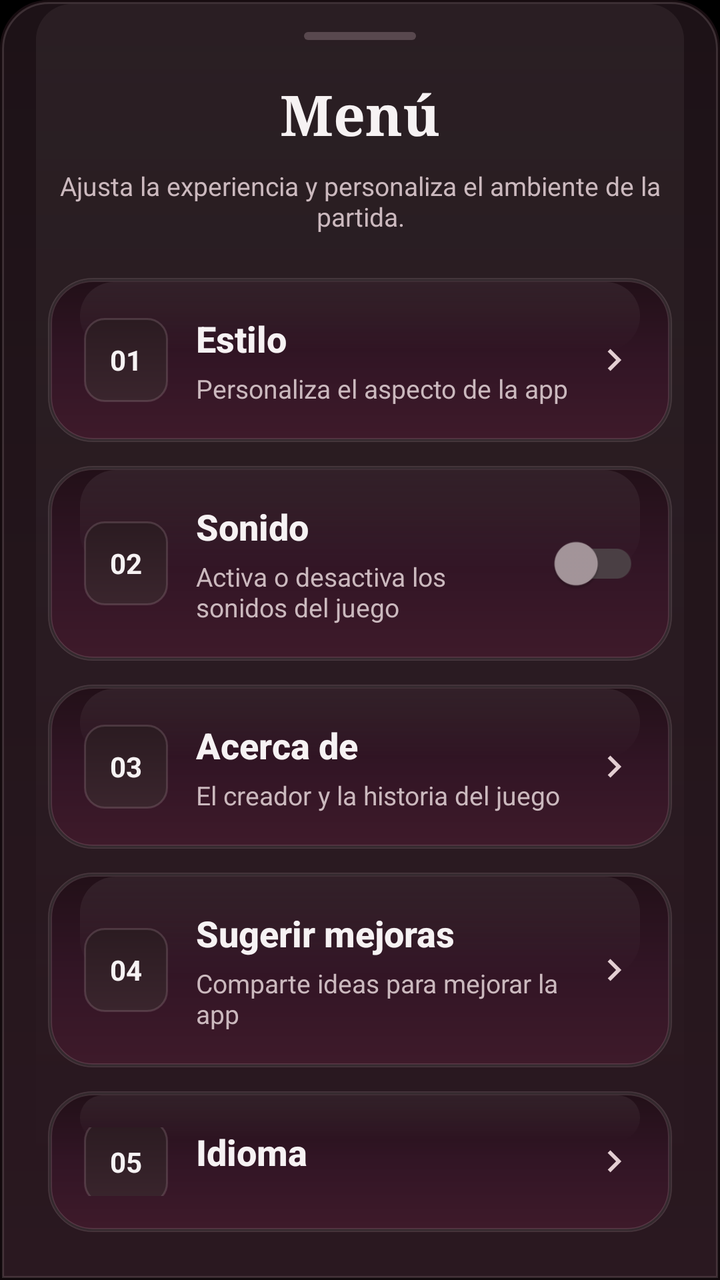
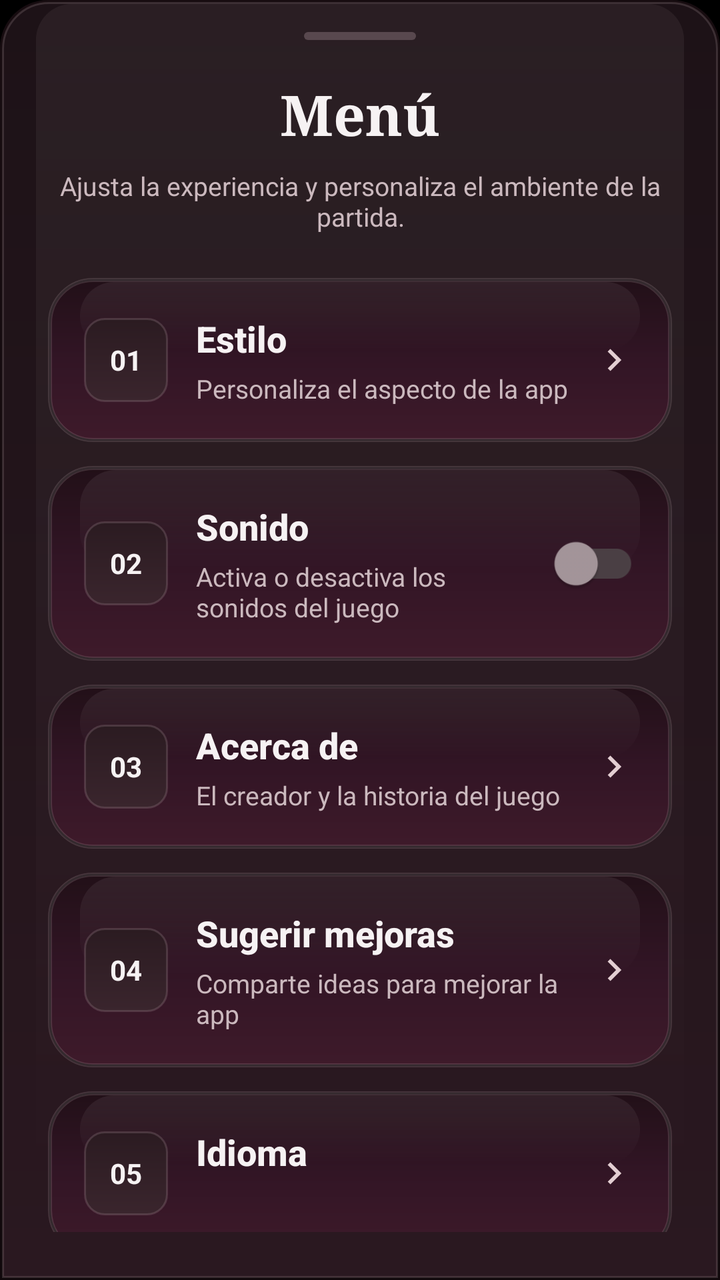

Before-and-after screenshots of an Android layout around one commit, followed by the original layout XML and the change that was made.
<!-- AndroidManifest.xml: application theme Theme.ImpostorGame -->
<!-- res/layout/bottomsheet_menu_carmesi.xml -->
<?xml version="1.0" encoding="utf-8"?>
<LinearLayout xmlns:android="http://schemas.android.com/apk/res/android"
    xmlns:app="http://schemas.android.com/apk/res-auto"
    android:id="@+id/rootBottomSheet"
    android:layout_width="match_parent"
    android:layout_height="wrap_content"
    android:background="@drawable/bg_carmesi_sheet"
    android:orientation="vertical"
    android:paddingStart="24dp"
    android:paddingTop="16dp"
    android:paddingEnd="24dp"
    android:paddingBottom="24dp">

    <View
        android:layout_width="56dp"
        android:layout_height="4dp"
        android:layout_gravity="center_horizontal"
        android:background="@drawable/bg_carmesi_handle" />

    <TextView
        android:id="@+id/txtMenuTitle"
        android:layout_width="match_parent"
        android:layout_height="wrap_content"
        android:layout_marginTop="18dp"
        android:fontFamily="serif"
        android:gravity="center"
        android:text="@string/menu_titulo"
        android:textColor="@color/carmesi_text_primary"
        android:textSize="28sp"
        android:textStyle="bold" />

    <TextView
        android:layout_width="match_parent"
        android:layout_height="wrap_content"
        android:layout_marginTop="8dp"
        android:gravity="center"
        android:text="@string/menu_carmesi_subtitulo"
        android:textColor="@color/carmesi_text_secondary"
        android:textSize="13sp" />

    <androidx.cardview.widget.CardView
        android:id="@+id/cardMenuEstilo"
        android:layout_width="match_parent"
        android:layout_height="wrap_content"
        android:layout_marginTop="22dp"
        android:clickable="true"
        android:focusable="true"
        app:cardBackgroundColor="@android:color/transparent"
        app:cardCornerRadius="20dp"
        app:cardElevation="0dp">

        <LinearLayout
            android:layout_width="match_parent"
            android:layout_height="wrap_content"
            android:background="@drawable/bg_card_main_red"
            android:gravity="center_vertical"
            android:orientation="horizontal"
            android:padding="18dp">

            <TextView
                android:layout_width="42dp"
                android:layout_height="42dp"
                android:background="@drawable/bg_carmesi_badge"
                android:gravity="center"
                android:text="01"
                android:textColor="@color/carmesi_text_primary"
                android:textStyle="bold" />

            <LinearLayout
                android:layout_width="0dp"
                android:layout_height="wrap_content"
                android:layout_marginStart="14dp"
                android:layout_weight="1"
                android:orientation="vertical">

                <TextView
                    android:layout_width="wrap_content"
                    android:layout_height="wrap_content"
                    android:fontFamily="sans-serif-medium"
                    android:text="@string/menu_estilo"
                    android:textColor="@color/carmesi_text_primary"
                    android:textSize="18sp"
                    android:textStyle="bold" />

                <TextView
                    android:layout_width="wrap_content"
                    android:layout_height="wrap_content"
                    android:layout_marginTop="4dp"
                    android:text="@string/menu_estilo_desc"
                    android:textColor="@color/carmesi_text_secondary"
                    android:textSize="13sp" />
            </LinearLayout>

            <ImageView
                android:layout_width="22dp"
                android:layout_height="22dp"
                android:src="@drawable/chevron_right_24"
                app:tint="@color/carmesi_rose" />
        </LinearLayout>
    </androidx.cardview.widget.CardView>

    <androidx.cardview.widget.CardView
        android:id="@+id/cardMenuSonido"
        android:layout_width="match_parent"
        android:layout_height="wrap_content"
        android:layout_marginTop="12dp"
        app:cardBackgroundColor="@android:color/transparent"
        app:cardCornerRadius="20dp"
        app:cardElevation="0dp">

        <LinearLayout
            android:layout_width="match_parent"
            android:layout_height="wrap_content"
            android:background="@drawable/bg_card_main_red"
            android:gravity="center_vertical"
            android:orientation="horizontal"
            android:padding="18dp">

            <TextView
                android:layout_width="42dp"
                android:layout_height="42dp"
                android:background="@drawable/bg_carmesi_badge"
                android:gravity="center"
                android:text="02"
                android:textColor="@color/carmesi_text_primary"
                android:textStyle="bold" />

            <LinearLayout
                android:layout_width="0dp"
                android:layout_height="wrap_content"
                android:layout_marginStart="14dp"
                android:layout_weight="1"
                android:orientation="vertical">

                <TextView
                    android:layout_width="wrap_content"
                    android:layout_height="wrap_content"
                    android:fontFamily="sans-serif-medium"
                    android:text="@string/menu_sonido"
                    android:textColor="@color/carmesi_text_primary"
                    android:textSize="18sp"
                    android:textStyle="bold" />

                <TextView
                    android:layout_width="wrap_content"
                    android:layout_height="wrap_content"
                    android:layout_marginTop="4dp"
                    android:text="@string/menu_sonido_desc"
                    android:textColor="@color/carmesi_text_secondary"
                    android:textSize="13sp" />
            </LinearLayout>

            <com.google.android.material.switchmaterial.SwitchMaterial
                android:id="@+id/switchSonidoMenu"
                android:layout_width="wrap_content"
                android:layout_height="wrap_content"
                android:layout_marginStart="12dp"
                android:scaleX="1.08"
                android:scaleY="1.08"
                app:useMaterialThemeColors="false"
                app:thumbTint="@color/carmesi_switch_thumb"
                app:trackTint="@color/carmesi_switch_track" />
        </LinearLayout>
    </androidx.cardview.widget.CardView>

    <androidx.cardview.widget.CardView
        android:id="@+id/cardMenuAcercaDe"
        android:layout_width="match_parent"
        android:layout_height="wrap_content"
        android:layout_marginTop="12dp"
        android:clickable="true"
        android:focusable="true"
        app:cardBackgroundColor="@android:color/transparent"
        app:cardCornerRadius="20dp"
        app:cardElevation="0dp">

        <LinearLayout
            android:layout_width="match_parent"
            android:layout_height="wrap_content"
            android:background="@drawable/bg_card_main_red"
            android:gravity="center_vertical"
            android:orientation="horizontal"
            android:padding="18dp">

            <TextView
                android:layout_width="42dp"
                android:layout_height="42dp"
                android:background="@drawable/bg_carmesi_badge"
                android:gravity="center"
                android:text="03"
                android:textColor="@color/carmesi_text_primary"
                android:textStyle="bold" />

            <LinearLayout
                android:layout_width="0dp"
                android:layout_height="wrap_content"
                android:layout_marginStart="14dp"
                android:layout_weight="1"
                android:orientation="vertical">

                <TextView
                    android:layout_width="wrap_content"
                    android:layout_height="wrap_content"
                    android:fontFamily="sans-serif-medium"
                    android:text="@string/menu_acerca"
                    android:textColor="@color/carmesi_text_primary"
                    android:textSize="18sp"
                    android:textStyle="bold" />

                <TextView
                    android:layout_width="wrap_content"
                    android:layout_height="wrap_content"
                    android:layout_marginTop="4dp"
                    android:text="@string/menu_acerca_desc"
                    android:textColor="@color/carmesi_text_secondary"
                    android:textSize="13sp" />
            </LinearLayout>

            <ImageView
                android:layout_width="22dp"
                android:layout_height="22dp"
                android:src="@drawable/chevron_right_24"
                app:tint="@color/carmesi_rose" />
        </LinearLayout>
    </androidx.cardview.widget.CardView>

    <androidx.cardview.widget.CardView
        android:id="@+id/cardMenuSugerencias"
        android:layout_width="match_parent"
        android:layout_height="wrap_content"
        android:layout_marginTop="12dp"
        android:clickable="true"
        android:focusable="true"
        app:cardBackgroundColor="@android:color/transparent"
        app:cardCornerRadius="20dp"
        app:cardElevation="0dp">

        <LinearLayout
            android:layout_width="match_parent"
            android:layout_height="wrap_content"
            android:background="@drawable/bg_card_main_red"
            android:gravity="center_vertical"
            android:orientation="horizontal"
            android:padding="18dp">

            <TextView
                android:layout_width="42dp"
                android:layout_height="42dp"
                android:background="@drawable/bg_carmesi_badge"
                android:gravity="center"
                android:text="04"
                android:textColor="@color/carmesi_text_primary"
                android:textStyle="bold" />

            <LinearLayout
                android:layout_width="0dp"
                android:layout_height="wrap_content"
                android:layout_marginStart="14dp"
                android:layout_weight="1"
                android:orientation="vertical">

                <TextView
                    android:layout_width="wrap_content"
                    android:layout_height="wrap_content"
                    android:fontFamily="sans-serif-medium"
                    android:text="@string/menu_sugerencias"
                    android:textColor="@color/carmesi_text_primary"
                    android:textSize="18sp"
                    android:textStyle="bold" />

                <TextView
                    android:layout_width="wrap_content"
                    android:layout_height="wrap_content"
                    android:layout_marginTop="4dp"
                    android:text="@string/menu_sugerencias_desc"
                    android:textColor="@color/carmesi_text_secondary"
                    android:textSize="13sp" />
            </LinearLayout>

            <ImageView
                android:layout_width="22dp"
                android:layout_height="22dp"
                android:src="@drawable/chevron_right_24"
                app:tint="@color/carmesi_rose" />
        </LinearLayout>
    </androidx.cardview.widget.CardView>

    <androidx.cardview.widget.CardView
        android:id="@+id/cardMenuIdioma"
        android:layout_width="match_parent"
        android:layout_height="wrap_content"
        android:layout_marginTop="12dp"
        android:clickable="true"
        android:focusable="true"
        app:cardBackgroundColor="@android:color/transparent"
        app:cardCornerRadius="20dp"
        app:cardElevation="0dp">

        <LinearLayout
            android:layout_width="match_parent"
            android:layout_height="wrap_content"
            android:background="@drawable/bg_card_main_red"
            android:gravity="center_vertical"
            android:orientation="horizontal"
            android:padding="18dp">

            <TextView
                android:layout_width="42dp"
                android:layout_height="42dp"
                android:background="@drawable/bg_carmesi_badge"
                android:gravity="center"
                android:text="05"
                android:textColor="@color/carmesi_text_primary"
                android:textStyle="bold" />

            <LinearLayout
                android:layout_width="0dp"
                android:layout_height="wrap_content"
                android:layout_marginStart="14dp"
                android:layout_weight="1"
                android:orientation="vertical">

                <TextView
                    android:layout_width="wrap_content"
                    android:layout_height="wrap_content"
                    android:fontFamily="sans-serif-medium"
                    android:text="@string/menu_idioma"
                    android:textColor="@color/carmesi_text_primary"
                    android:textSize="18sp"
                    android:textStyle="bold" />

                <TextView
                    android:id="@+id/txtIdiomaActual"
                    android:layout_width="wrap_content"
                    android:layout_height="wrap_content"
                    android:layout_marginTop="4dp"
                    android:textColor="@color/carmesi_text_secondary"
                    android:textSize="13sp" />
            </LinearLayout>

            <ImageView
                android:layout_width="22dp"
                android:layout_height="22dp"
                android:src="@drawable/chevron_right_24"
                app:tint="@color/carmesi_rose" />
        </LinearLayout>
    </androidx.cardview.widget.CardView>
</LinearLayout>
<!-- resources referenced by this layout -->
<resources>
  <color name="carmesi_rose">#E3CED2</color>
  <color name="carmesi_text_primary">#FFF6F2F3</color>
  <color name="carmesi_text_secondary">#CBB9BE</color>
  <!-- drawable bg_carmesi_badge (drawable) -->
  <?xml version="1.0" encoding="utf-8"?>
  <shape xmlns:android="http://schemas.android.com/apk/res/android">
      <gradient
          android:angle="90"
          android:endColor="#2B1B21"
          android:startColor="#3A252D"
          android:type="linear" />
      <corners android:radius="10dp" />
      <stroke
          android:width="1dp"
          android:color="@color/carmesi_stroke_soft" />
  </shape>
  <!-- drawable bg_carmesi_handle (drawable) -->
  <?xml version="1.0" encoding="utf-8"?>
  <shape xmlns:android="http://schemas.android.com/apk/res/android">
      <solid android:color="#5AAE979D" />
      <corners android:radius="999dp" />
  </shape>
  <!-- drawable chevron_right_24 (drawable) -->
  <vector xmlns:android="http://schemas.android.com/apk/res/android" android:height="24dp" android:tint="#000000" android:viewportHeight="24" android:viewportWidth="24" android:width="24dp">
        
      <path android:fillColor="@android:color/white" android:pathData="M10,6L8.59,7.41 13.17,12l-4.58,4.59L10,18l6,-6z"/>
      
  </vector>
  <string name="menu_acerca">Acerca de</string>
  <string name="menu_acerca_desc">El creador y la historia del juego</string>
  <string name="menu_carmesi_subtitulo">Ajusta la experiencia y personaliza el ambiente de la partida.</string>
  <string name="menu_estilo">Estilo</string>
  <string name="menu_estilo_desc">Personaliza el aspecto de la app</string>
  <string name="menu_idioma">Idioma</string>
  <string name="menu_sonido">Sonido</string>
  <string name="menu_sonido_desc">Activa o desactiva los sonidos del juego</string>
  <string name="menu_sugerencias">Sugerir mejoras</string>
  <string name="menu_sugerencias_desc">Comparte ideas para mejorar la app</string>
  <string name="menu_titulo">Menú</string>
  <style name="Theme.ImpostorGame" parent="Base.Theme.ImpostorGame">
          <item name="colorPrimary">#00E5FF</item>
          <item name="colorOnPrimary">#FFFFFF</item>
          <item name="android:statusBarColor">@android:color/transparent</item>
          <item name="android:navigationBarColor">@android:color/transparent</item>
          <item name="android:windowBackground">@android:color/black</item>
      </style>
  <color name="carmesi_panel_shadow">#120A0E</color>
  <color name="carmesi_stroke_soft">#2DD7C2C8</color>
  <color name="carmesi_surface">#321525</color>
  <color name="carmesi_surface_soft">#221018</color>
  <color name="carmesi_surface_alt">#3E1A2A</color>
  <style name="Base.Theme.ImpostorGame" parent="Theme.Material3.DayNight.NoActionBar">
          <item name="android:textViewStyle">@style/ImpostorGame.TextView</item>
      </style>
  <style name="ImpostorGame.TextView" parent="android:Widget.TextView">
          <item name="android:hyphenationFrequency">none</item>
          <item name="android:breakStrategy">simple</item>
      </style>
  <!-- unchanged entries left out for length: 2 -->
</resources>

<!-- the commit's change to res/layout/bottomsheet_menu_carmesi.xml (unified diff, before → after) -->
@@ -1,15 +1,21 @@
 <?xml version="1.0" encoding="utf-8"?>
-<LinearLayout xmlns:android="http://schemas.android.com/apk/res/android"
+<androidx.core.widget.NestedScrollView xmlns:android="http://schemas.android.com/apk/res/android"
     xmlns:app="http://schemas.android.com/apk/res-auto"
     android:id="@+id/rootBottomSheet"
     android:layout_width="match_parent"
-    android:layout_height="wrap_content"
+    android:layout_height="match_parent"
     android:background="@drawable/bg_carmesi_sheet"
+    android:fillViewport="true"
     android:orientation="vertical"
     android:paddingStart="24dp"
     android:paddingTop="16dp"
     android:paddingEnd="24dp"
     android:paddingBottom="24dp">
+
+    <LinearLayout
+        android:layout_width="match_parent"
+        android:layout_height="wrap_content"
+        android:orientation="vertical">
 
     <View
         android:layout_width="56dp"
@@ -345,4 +351,5 @@
                 app:tint="@color/carmesi_rose" />
         </LinearLayout>
     </androidx.cardview.widget.CardView>
-</LinearLayout>
+    </LinearLayout>
+</androidx.core.widget.NestedScrollView>
